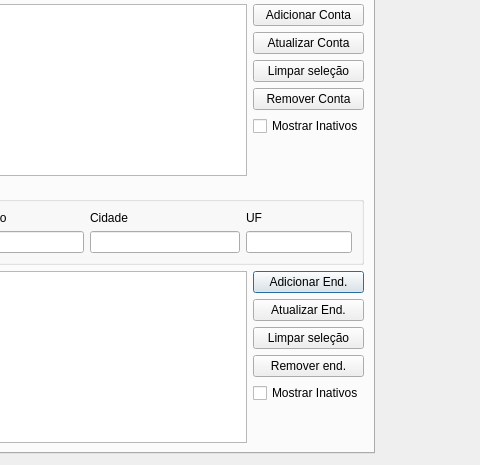
Old version of the form ui/cadastroloja.ui in the repository darktorres/ERP-STACCATO; both pictures show x 696 to 1176 and y 220 to 685 of the 1176 by 685 pixel window.
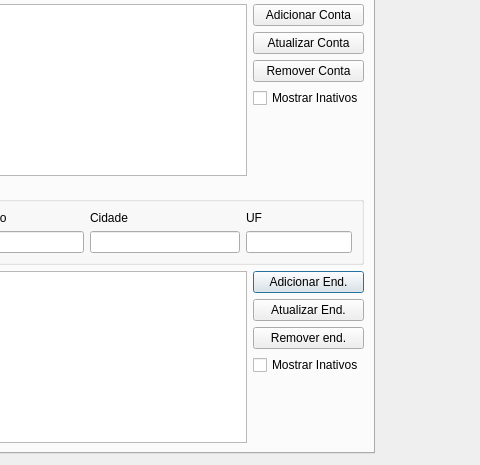
New version of the form. The open tabs and pages were chosen to show the change. Icons and pictures are not drawn. Custom widgets are drawn as their Qt base class.

What changed in the file:
```diff
--- a/ui/cadastroloja.ui
+++ b/ui/cadastroloja.ui
@@ -546,13 +546,6 @@
            </property>
           </widget>
          </item>
-         <item>
-          <widget class="QPushButton" name="pushButtonEndLimpar">
-           <property name="text">
-            <string>Limpar seleção</string>
-           </property>
-          </widget>
-         </item>
          <item>
           <widget class="QPushButton" name="pushButtonRemoverEnd">
            <property name="text">
@@ -629,13 +622,6 @@
            </property>
           </widget>
          </item>
-         <item>
-          <widget class="QPushButton" name="pushButtonContaLimpar">
-           <property name="text">
-            <string>Limpar seleção</string>
-           </property>
-          </widget>
-         </item>
          <item>
           <widget class="QPushButton" name="pushButtonRemoverConta">
            <property name="text">
```
Left out of the diff: 30 changed lines with no effect on the pictures.
